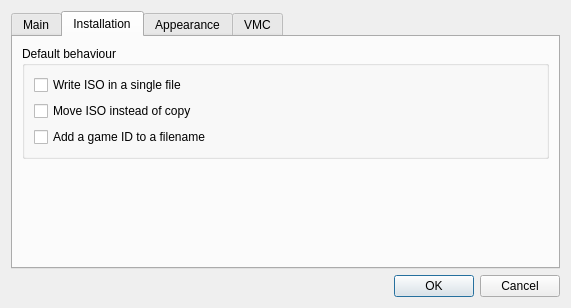
This is src/OplPcTools/UI/SettingsDialog.ui in brainstream/OPL-PC-Tools as Qt 5 draws it before an edit. The edited form follows.
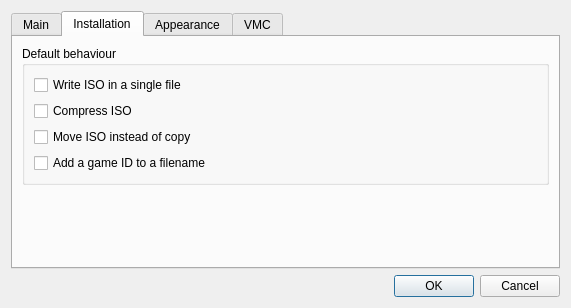
This is the edited form. The open tabs and pages were chosen to show the change.

```diff
--- a/src/OplPcTools/UI/SettingsDialog.ui
+++ b/src/OplPcTools/UI/SettingsDialog.ui
@@ -109,6 +109,13 @@
             </property>
            </widget>
           </item>
+          <item>
+           <widget class="QCheckBox" name="mp_checkbox_compress_iso">
+            <property name="text">
+             <string>Compress ISO</string>
+            </property>
+           </widget>
+          </item>
           <item>
            <widget class="QCheckBox" name="mp_checkobx_move_iso">
             <property name="text">
```
Left out of the diff: 1 changed line with no effect on the pictures.
